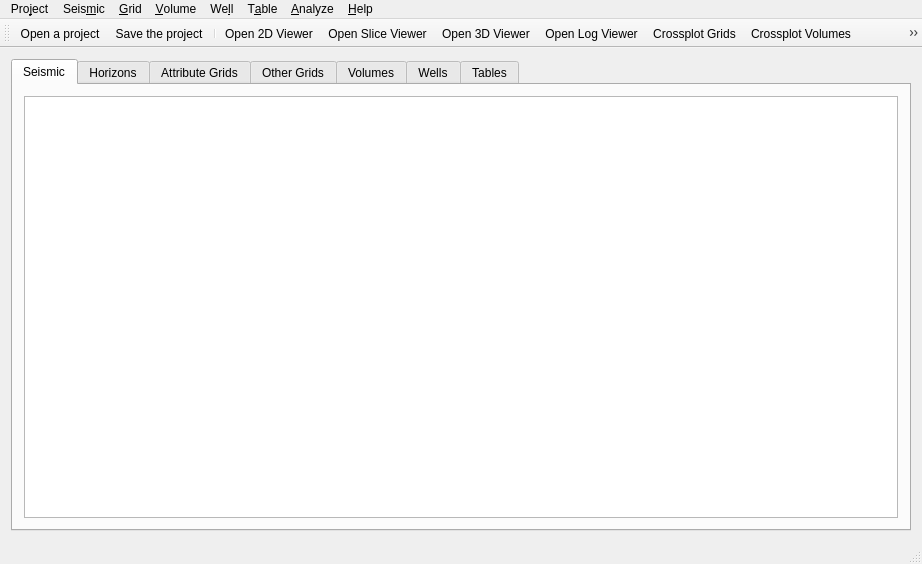
First picture: the form in ProjectViewer/projectviewer.ui, repository fsoos74/su, before the edit.
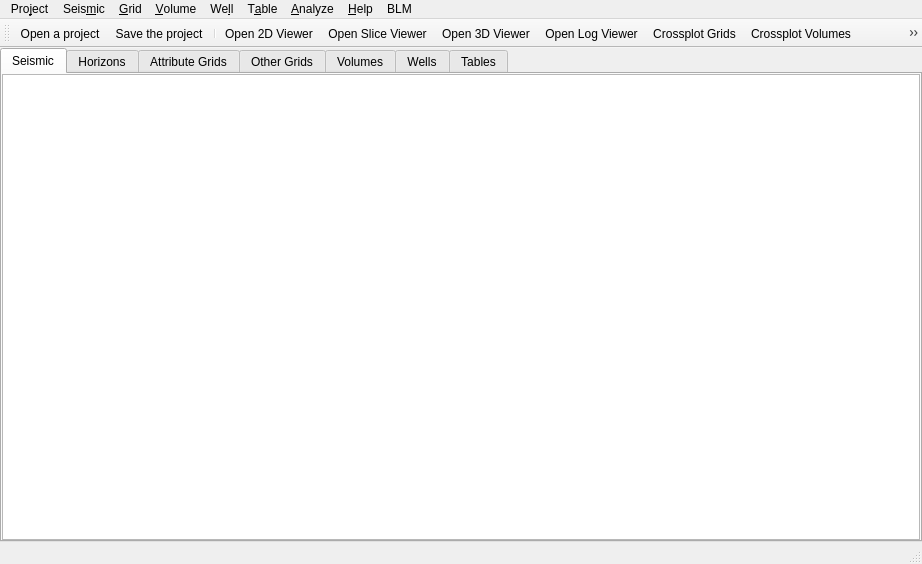
Second picture: the form after the edit. Icons and pictures are not drawn.

```diff
--- a/ProjectViewer/projectviewer.ui
+++ b/ProjectViewer/projectviewer.ui
@@ -25,6 +25,18 @@
   </property>
   <widget class="QWidget" name="centralWidget">
    <layout class="QVBoxLayout" name="verticalLayout">
+    <property name="leftMargin">
+     <number>0</number>
+    </property>
+    <property name="topMargin">
+     <number>0</number>
+    </property>
+    <property name="rightMargin">
+     <number>0</number>
+    </property>
+    <property name="bottomMargin">
+     <number>0</number>
+    </property>
     <item>
      <widget class="QTabWidget" name="tabWidget">
       <property name="currentIndex">
@@ -35,6 +47,18 @@
         <string>Seismic</string>
        </attribute>
        <layout class="QVBoxLayout" name="verticalLayout_3">
+        <property name="leftMargin">
+         <number>0</number>
+        </property>
+        <property name="topMargin">
+         <number>0</number>
+        </property>
+        <property name="rightMargin">
+         <number>0</number>
+        </property>
+        <property name="bottomMargin">
+         <number>0</number>
+        </property>
         <item>
          <widget class="QTableView" name="datasetsView">
           <property name="alternatingRowColors">
@@ -405,6 +429,13 @@
     <addaction name="action_Geometry"/>
     <addaction name="actionDisplay_Map"/>
    </widget>
+   <widget class="QMenu" name="menuTesting">
+    <property name="title">
+     <string>BLM</string>
+    </property>
+    <addaction name="actionBLM_AVO"/>
+    <addaction name="actionBLM_Frequencies"/>
+   </widget>
    <addaction name="menuPro_ject"/>
    <addaction name="menuProcess_Seismic"/>
    <addaction name="menuProcess"/>
@@ -413,6 +444,7 @@
    <addaction name="menuProcess_Table"/>
    <addaction name="menu_Analyze"/>
    <addaction name="menu_Help"/>
+   <addaction name="menuTesting"/>
   </widget>
   <action name="actionImportHorizon">
    <property name="text">
```
Left out of the diff: 82 changed lines with no effect on the pictures.
